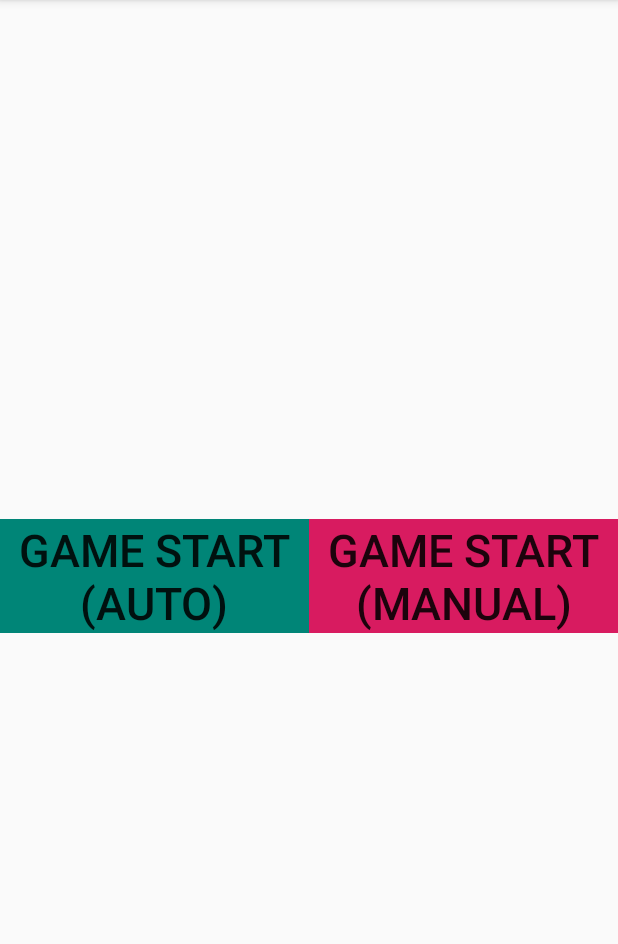
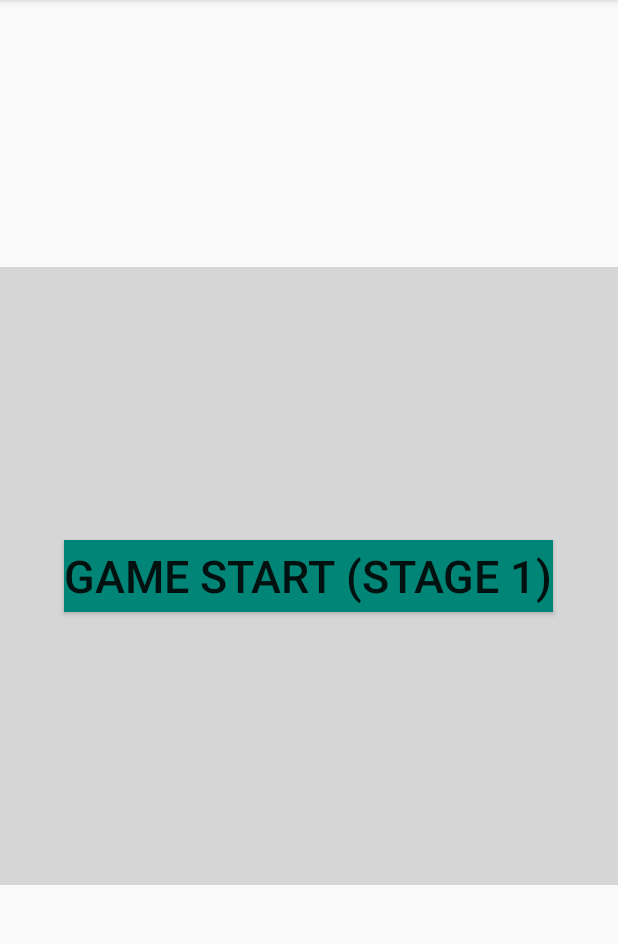
Before and after one commit to SnowNooDLe/BCPR282_Eyeball_Maze, an Android app: the screen it shows after launch (StartScreen), on a phone screen of 412 x 824 dp, the part 84-1028 px from its top. Run offline under Robolectric (Android 15) with nearby library versions, the phone set to English and light mode, and no system bars.

Commit message:
Minimise the setup step by using for loop. Also changed design

```diff
--- a/app/src/main/java/dos0311/ara/ac/nz/eyeballmaze/StartScreen.java
+++ b/app/src/main/java/dos0311/ara/ac/nz/eyeballmaze/StartScreen.java
@@ -13,7 +13,7 @@ public class StartScreen extends AppCompatActivity {
         setContentView(R.layout.activity_start_screen);
     }
 
-    public void startGameManual(View view){
+    public void startGameStageOne(View view){
         Intent intent = new Intent(this, MainActivity.class);
         startActivity(intent);
     }
--- a/app/src/main/res/layout/activity_start_screen.xml
+++ b/app/src/main/res/layout/activity_start_screen.xml
@@ -7,32 +7,35 @@
     tools:context=".StartScreen"
     tools:layout_editor_absoluteY="81dp">
 
-    <LinearLayout
+    <RelativeLayout
         android:layout_width="match_parent"
         android:layout_height="wrap_content"
         android:orientation="horizontal"
         app:layout_constraintBottom_toBottomOf="parent"
         app:layout_constraintTop_toTopOf="parent">
 
+        <ImageView
+            android:id="@+id/imageView"
+            android:layout_width="match_parent"
+            android:layout_height="match_parent"
+            app:srcCompat="@drawable/background" />
+
         <Button
             android:id="@+id/buttonStartAuto"
-            android:layout_width="0dp"
+            android:layout_width="wrap_content"
             android:layout_height="wrap_content"
-            android:layout_weight="1"
+            android:layout_alignParentLeft="false"
+            android:layout_alignParentRight="false"
+            android:layout_alignParentBottom="false"
+            android:layout_centerInParent="true"
             android:background="@color/colorPrimary"
-            android:text="@string/game_auto"
+            android:clickable="false"
+            android:onClick="startGameStageOne"
+            android:text="@string/game_stage_one"
             android:textSize="30sp" />
 
-        <Button
-            android:id="@+id/buttonStartManual"
-            android:layout_width="0dp"
-            android:layout_height="wrap_content"
-            android:layout_weight="1"
-            android:background="@color/colorAccent"
-            android:onClick="startGameManual"
-            android:text="@string/game_manual"
-            android:textSize="30sp" />
+    </RelativeLayout>
 
-    </LinearLayout>
+
 
 </android.support.constraint.ConstraintLayout>
--- a/app/src/main/res/values/strings.xml
+++ b/app/src/main/res/values/strings.xml
@@ -6,8 +6,7 @@
     <string name="sound_control">Sound</string>
     <string name="board_block">This is a clickable board block</string>
     <string name="empty_block">This is an empty block, cannot move to here</string>
-    <string name="game_auto">Game Start (Auto)</string>
-    <string name="game_manual">Game Start (Manual)</string>
+    <string name="game_stage_one">Game Start (Stage 1)</string>
     <string name="sound_on">On</string>
     <string name="sound_off">Off</string>
     <string name="game_save">Save</string>
```
Also changed, not shown: app/src/main/java/dos0311/ara/ac/nz/eyeballmaze/MainActivity.java (+103 -74 lines).
